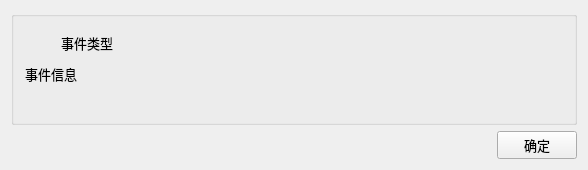
Above: infowidget.ui from csthenry/weplanet-desktop before the change. Below: the same form after it.
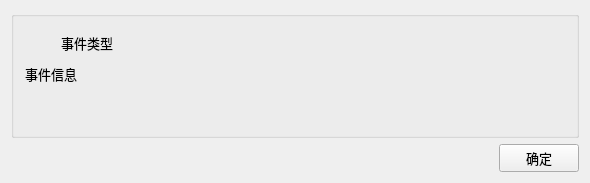
That is the form after the change. Icons and pictures are not drawn.

```diff
--- a/infowidget.ui
+++ b/infowidget.ui
@@ -6,8 +6,8 @@
    <rect>
     <x>0</x>
     <y>0</y>
-    <width>588</width>
-    <height>170</height>
+    <width>590</width>
+    <height>183</height>
    </rect>
   </property>
   <property name="windowTitle">
```
